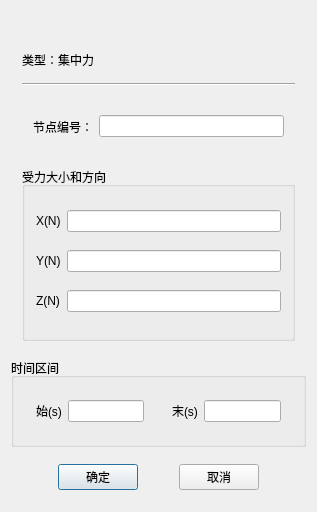
The window that TW/ConcentrateForce.ui (Shixuku/Tower-Visual) describes before a commit, drawn with Qt 5.
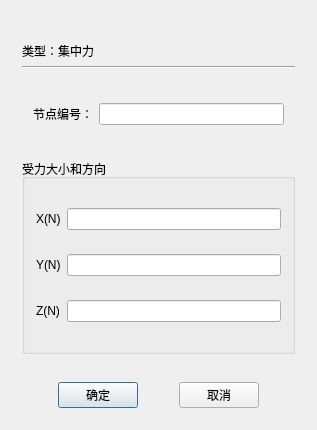
The same window after the commit.

Diff of the .ui file:
```diff
--- a/TW/ConcentrateForce.ui
+++ b/TW/ConcentrateForce.ui
@@ -7,7 +7,7 @@
     <x>0</x>
     <y>0</y>
     <width>317</width>
-    <height>512</height>
+    <height>430</height>
    </rect>
   </property>
   <property name="windowTitle">
@@ -16,7 +16,7 @@
   <layout class="QVBoxLayout" name="verticalLayout">
    <item>
     <widget class="QWidget" name="widget" native="true">
-     <layout class="QVBoxLayout" name="verticalLayout_2" stretch="0,1,2,2,5">
+     <layout class="QVBoxLayout" name="verticalLayout_2" stretch="0,0,2,2,5">
       <item>
        <widget class="QLabel" name="label_name">
         <property name="text">
@@ -102,59 +102,6 @@
      </layout>
     </widget>
    </item>
-   <item>
-    <widget class="QGroupBox" name="groupBox_2">
-     <property name="title">
-      <string>时间区间</string>
-     </property>
-     <layout class="QHBoxLayout" name="horizontalLayout_4">
-      <item>
-       <widget class="QWidget" name="widget_4" native="true">
-        <property name="maximumSize">
-         <size>
-          <width>16777215</width>
-          <height>16777215</height>
-         </size>
-        </property>
-        <layout class="QHBoxLayout" name="horizontalLayout_3">
-         <item>
-          <widget class="QLabel" name="label_8">
-           <property name="text">
-            <string>始(s)</string>
-           </property>
-          </widget>
-         </item>
-         <item>
-          <widget class="QLineEdit" name="line_startTime"/>
-         </item>
-        </layout>
-       </widget>
-      </item>
-      <item>
-       <widget class="QWidget" name="widget_3" native="true">
-        <property name="maximumSize">
-         <size>
-          <width>16777215</width>
-          <height>16777215</height>
-         </size>
-        </property>
-        <layout class="QHBoxLayout" name="horizontalLayout_2">
-         <item>
-          <widget class="QLabel" name="label_7">
-           <property name="text">
-            <string>末(s)</string>
-           </property>
-          </widget>
-         </item>
-         <item>
-          <widget class="QLineEdit" name="line_endTime"/>
-         </item>
-        </layout>
-       </widget>
-      </item>
-     </layout>
-    </widget>
-   </item>
    <item>
     <widget class="QWidget" name="widget_7" native="true">
      <layout class="QHBoxLayout" name="horizontalLayout_5">
```
